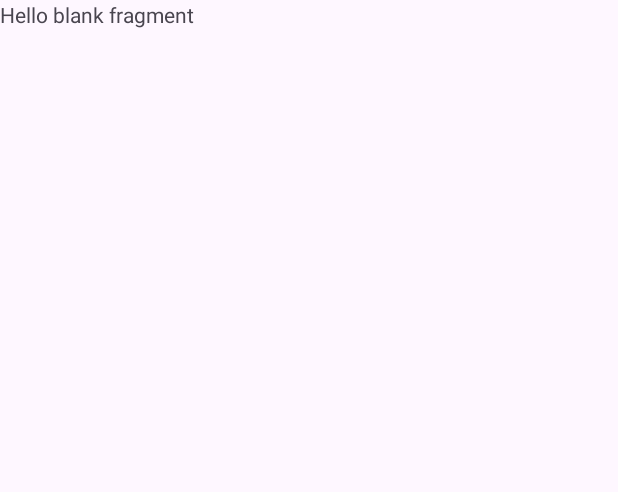
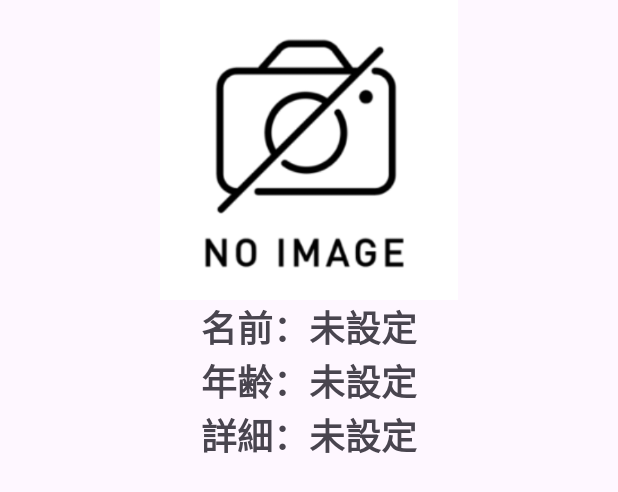
Before and after one commit to iyStudy/Kotlin_Fragment_Sample, an Android app: the layout fragment_second.xml on its own in the app's theme, with its tools: preview values and no code run, on a phone screen of 412 x 824 dp. Shown: the top 492 px of the screen. Run offline under Robolectric (Android 15) with nearby library versions, the phone set to English and light mode, and no system bars.

Commit message:
create
とりあえず動くもの

```diff
--- a/app/build.gradle.kts
+++ b/app/build.gradle.kts
@@ -1,6 +1,7 @@
 plugins {
     id("com.android.application")
     id("org.jetbrains.kotlin.android")
+    id("kotlin-parcelize")// 追加
 }
 
 android {
--- a/app/src/main/res/layout/fragment_second.xml
+++ b/app/src/main/res/layout/fragment_second.xml
@@ -1,14 +1,50 @@
 <?xml version="1.0" encoding="utf-8"?>
 <FrameLayout xmlns:android="http://schemas.android.com/apk/res/android"
+    xmlns:app="http://schemas.android.com/apk/res-auto"
     xmlns:tools="http://schemas.android.com/tools"
     android:layout_width="match_parent"
     android:layout_height="match_parent"
     tools:context=".SecondFragment">
 
-    <!-- TODO: Update blank fragment layout -->
-    <TextView
+    <LinearLayout
         android:layout_width="match_parent"
-        android:layout_height="match_parent"
-        android:text="@string/hello_blank_fragment" />
+        android:layout_height="wrap_content"
+        android:orientation="vertical"
+        android:spacing="16dp">
+
+        <ImageView
+            android:id="@+id/iv_profile"
+            android:layout_width="match_parent"
+            android:layout_height="200dp"
+            app:srcCompat="@drawable/no_image" />
+
+        <TextView
+            android:id="@+id/tv_name"
+            android:layout_width="wrap_content"
+            android:layout_height="wrap_content"
+            android:layout_gravity="center_horizontal"
+            android:text="名前：未設定"
+            android:textSize="24sp"
+            android:textStyle="bold" />
+
+        <TextView
+            android:id="@+id/tv_age"
+            android:layout_width="wrap_content"
+            android:layout_height="wrap_content"
+            android:layout_gravity="center_horizontal"
+            android:text="年齢：未設定"
+            android:textSize="24sp"
+            android:textStyle="bold" />
+
+        <TextView
+            android:id="@+id/tv_detail"
+            android:layout_width="wrap_content"
+            android:layout_height="wrap_content"
+            android:layout_gravity="center_horizontal"
+            android:text="詳細：未設定"
+            android:textSize="24sp"
+            android:textStyle="bold"  />
+
+    </LinearLayout>
 
 </FrameLayout>
```
Also changed, not shown: app/src/main/java/com/example/fragment_sample/FirstFragment.kt (+18 -6 lines), app/src/main/java/com/example/fragment_sample/SecondFragment.kt (+21 -39 lines), app/src/main/java/com/example/fragment_sample/adapter/ProfileAdapter.kt (+5 -2 lines), app/src/main/java/com/example/fragment_sample/model/Profile.kt (+9 -4 lines), app/src/main/res/drawable/no_image.png (added).
